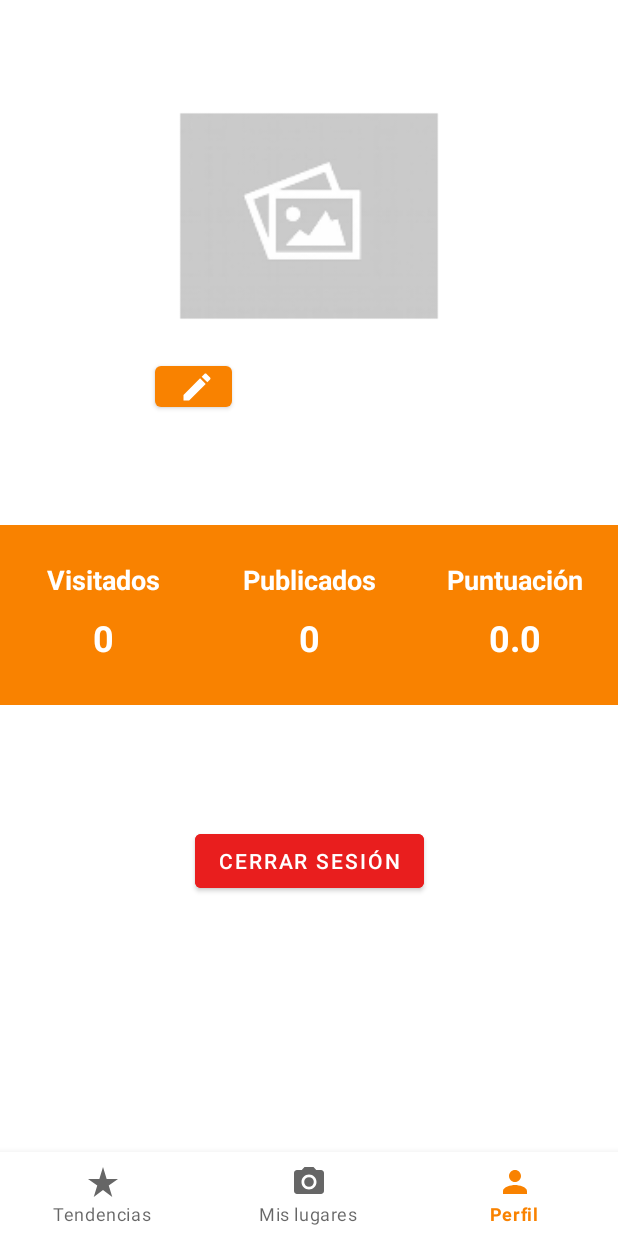
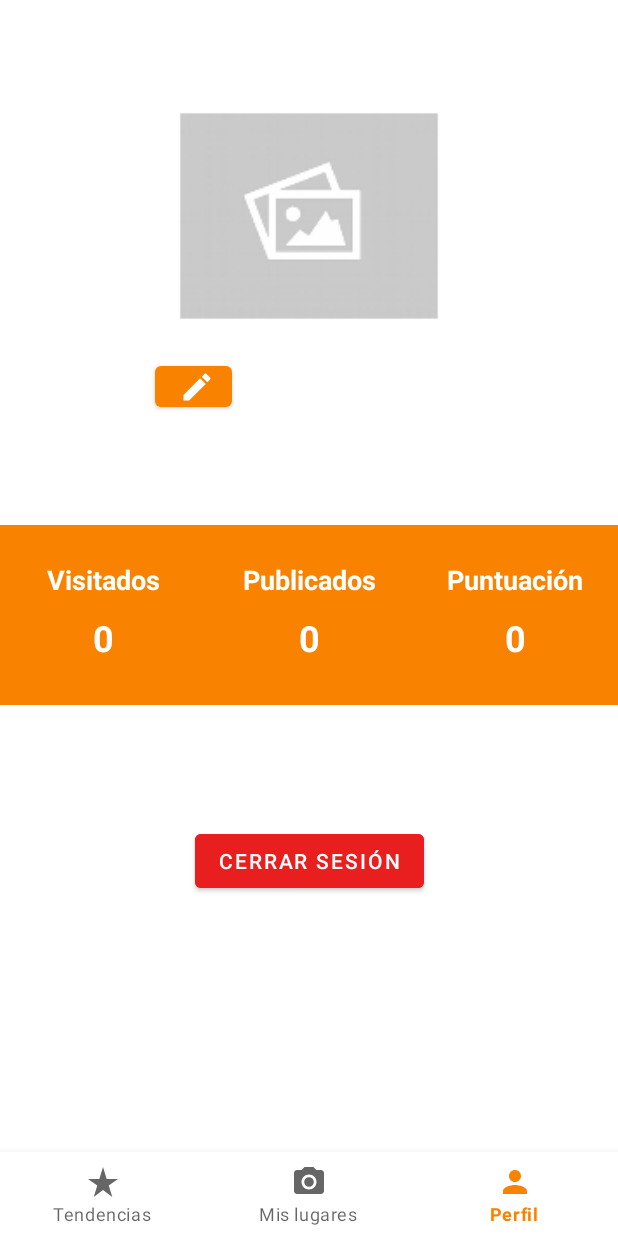
Before and after one commit to DomingoLopez/Discover, an Android app: the ProfileFragment screen opened through its navigation route, on a phone screen of 412 x 824 dp. Run offline under Robolectric (Android 15) with nearby library versions, the phone set to English and light mode, and no system bars; our stand-ins replace Room's generated code, navigation-ui.

Commit message:
Terminado definitivo

```diff
--- a/app/src/main/java/com/hdrescuer/supportyourdiscoveries/ui/ui/placedetails/PlaceDetailsActivity.java
+++ b/app/src/main/java/com/hdrescuer/supportyourdiscoveries/ui/ui/placedetails/PlaceDetailsActivity.java
@@ -128,7 +128,7 @@ public class PlaceDetailsActivity extends AppCompatActivity implements View.OnCl
                                     ratingBar.setIsIndicator(true);
                                     canIVote = false;
                                 } else {
-                                    vote.setText("¿Qué te parece el luga? Estás a menos de 500 metros");
+                                    vote.setText("¿Qué te parece el luga? Estás a menos de 200 metros");
                                     ratingBar.setIsIndicator(false);
                                     canIVote = true;
                                 }
@@ -143,7 +143,7 @@ public class PlaceDetailsActivity extends AppCompatActivity implements View.OnCl
                                     ratingBar.setIsIndicator(true);
                                     canIVote = false;
                                 } else {
-                                    vote.setText("¿Qué te parece el lugar? Estás a menos de 500 metros");
+                                    vote.setText("¿Qué te parece el lugar? Estás a menos de 200 metros");
                                     ratingBar.setIsIndicator(false);
                                     canIVote = true;
                                 }
--- a/app/src/main/java/com/hdrescuer/supportyourdiscoveries/ui/ui/profile/ProfileFragment.java
+++ b/app/src/main/java/com/hdrescuer/supportyourdiscoveries/ui/ui/profile/ProfileFragment.java
@@ -41,6 +41,7 @@ import org.w3c.dom.Text;
 
 import java.io.File;
 import java.io.IOException;
+import java.text.DecimalFormat;
 import java.text.SimpleDateFormat;
 import java.util.Date;
 import java.util.List;
@@ -66,6 +67,8 @@ public class ProfileFragment extends Fragment implements View.OnClickListener {
     private SessionManager session;
 
     MyPlacesListViewModel latestPlacesListViewModel;
+
+    private static DecimalFormat df2 = new DecimalFormat("#.#");
 
     static final int REQUEST_IMAGE_CAPTURE = 1;
 
@@ -127,7 +130,7 @@ public class ProfileFragment extends Fragment implements View.OnClickListener {
         super.onResume();
 
         this.visited.setText(Integer.toString(this.latestPlacesListViewModel.getNumVisited(Constants.USERNAME)));
-        this.ratingUser.setText(Double.toString(this.latestPlacesListViewModel.getAVGValorationUser(Constants.USERNAME)));
+        this.ratingUser.setText(df2.format(this.latestPlacesListViewModel.getAVGValorationUser(Constants.USERNAME)));
         this.published.setText(Integer.toString(this.latestPlacesListViewModel.getPublished(Constants.USERNAME)));
 
 
```
